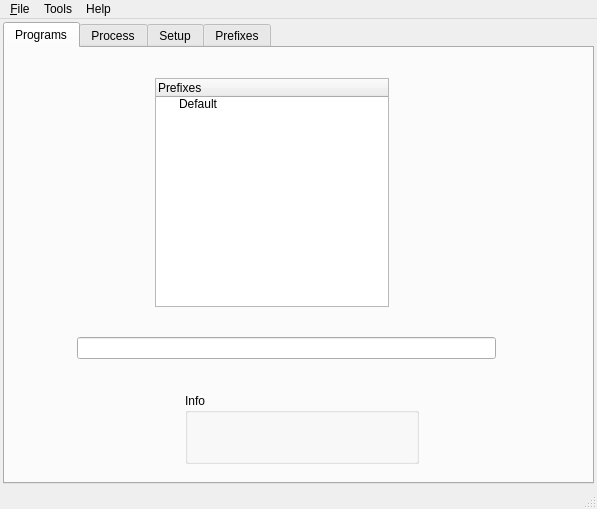
Above: src/q4wine-gui/uis/MainWindow.ui from brezerk/q4wine before the change. Below: the same form after it.
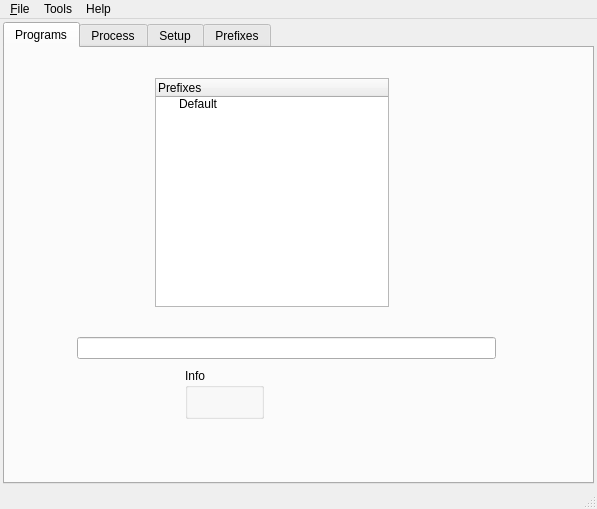
That is the form after the change. Icons and pictures are not drawn.

```diff
--- a/src/q4wine-gui/uis/MainWindow.ui
+++ b/src/q4wine-gui/uis/MainWindow.ui
@@ -62,9 +62,9 @@
         <property name="geometry">
          <rect>
           <x>180</x>
-          <y>345</y>
-          <width>234</width>
-          <height>71</height>
+          <y>320</y>
+          <width>79</width>
+          <height>51</height>
          </rect>
         </property>
         <property name="sizePolicy">
@@ -97,6 +97,13 @@
            </property>
           </widget>
          </item>
+         <item row="1" column="0" colspan="2">
+          <widget class="QLabel" name="lblIconInfo2">
+           <property name="text">
+            <string/>
+           </property>
+          </widget>
+         </item>
         </layout>
        </widget>
        <widget class="QWidget" name="widgetFilter" native="true">
```
Left out of the diff: 2 changed lines with no effect on the pictures.
